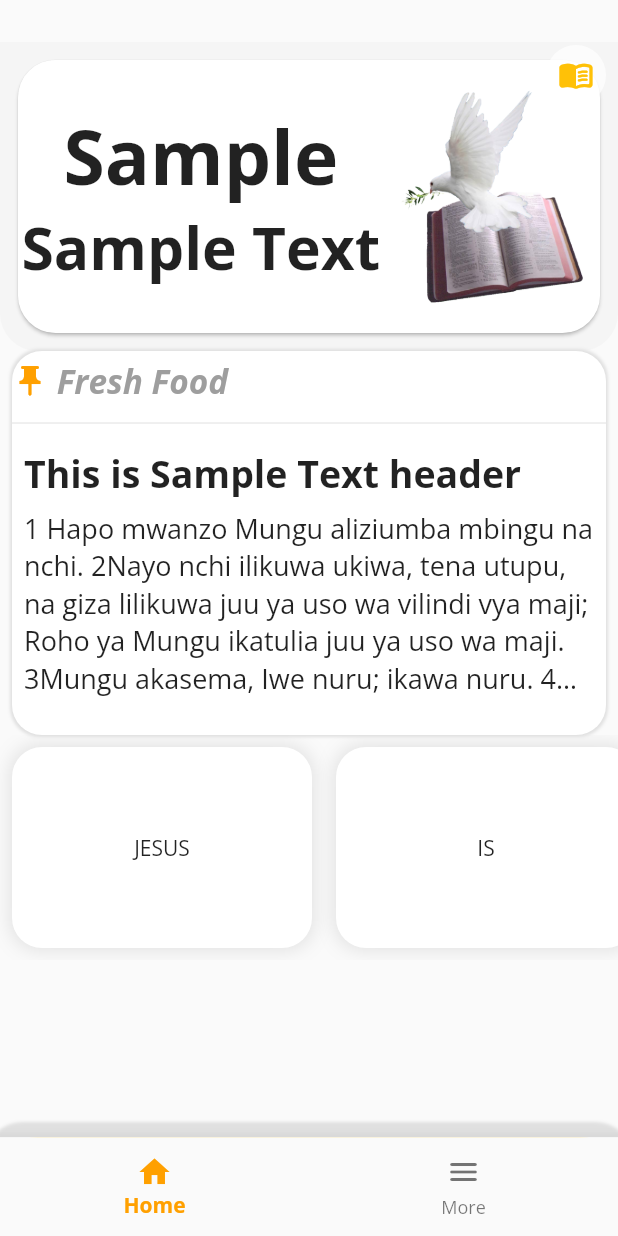
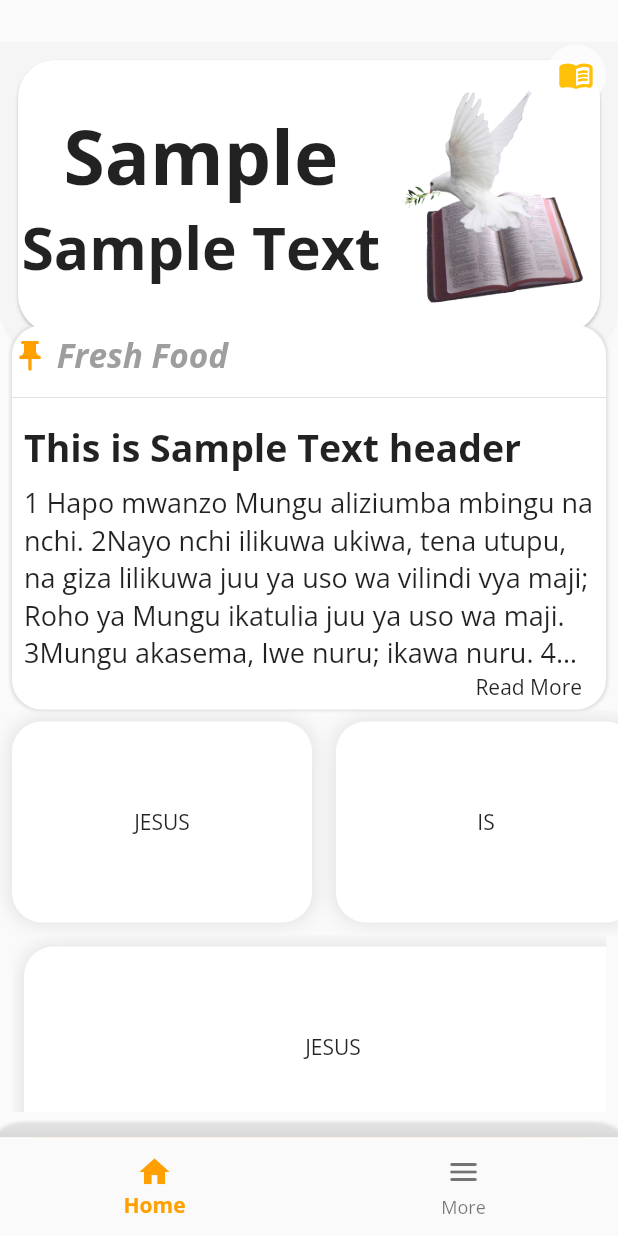
Before and after one commit to eliyajoseph7/mfc-app, a Flutter app: the screen it shows after launch, on a phone screen of 412 x 824 dp. Run offline on Flutter 3.47's test engine with Material 2 defaults, Android fonts, the phone set to English and light mode, and no system bars; our stand-ins replace modal_bottom_sheet.

Commit message:
new features added

```diff
--- a/mfcapp/lib/screens/home.dart
+++ b/mfcapp/lib/screens/home.dart
@@ -2,6 +2,7 @@
 import 'package:flutter/src/foundation/key.dart';
 import 'package:flutter/src/widgets/framework.dart';
 import 'package:flutter/widgets.dart';
+import 'package:modal_bottom_sheet/modal_bottom_sheet.dart';
 
 class HomePage extends StatefulWidget {
   const HomePage({Key? key}) : super(key: key);
@@ -101,21 +102,9 @@
                     ),
                   ),
                 ),
-                const Positioned(
-                  top: 2,
-                  right: 8,
-                  child: CircleAvatar(
-                    backgroundColor: Colors.white70,
-                    child: Icon(
-                      Icons.menu_book_rounded,
-                      color: Colors.amber,
-                    ),
-                  ),
-                ),
-              ],
-            ),
-          ),
-          SizedBox(
+                Padding(
+                  padding: EdgeInsets.only(top: topContainerHeight - 17),
+                  child: SizedBox(
                     height: listHeight,
                     child: ListView(
                       physics: const BouncingScrollPhysics(),
@@ -141,8 +130,8 @@
                                   children: [
                                     FittedBox(
                                       child: Padding(
-                                padding:
-                                    const EdgeInsets.symmetric(vertical: 8.0),
+                                        padding: const EdgeInsets.symmetric(
+                                            vertical: 8.0),
                                         child: Icon(
                                           Icons.push_pin,
                                           color: Colors.amber[700],
@@ -169,9 +158,10 @@
                                 SizedBox(
                                   height: 200,
                                   child: Column(
-                            crossAxisAlignment: CrossAxisAlignment.start,
-                            children: const [
-                              FittedBox(
+                                    crossAxisAlignment:
+                                        CrossAxisAlignment.start,
+                                    children: [
+                                      const FittedBox(
                                         fit: BoxFit.fitHeight,
                                         child: Padding(
                                           padding: EdgeInsets.all(8.0),
@@ -185,14 +175,39 @@
                                         ),
                                       ),
                                       Expanded(
+                                        child: GestureDetector(
+                                          onTap: () {
+                                            _showModalBottomSheet(
+                                                context, topContainerHeight);
+                                          },
                                           child: Padding(
-                                  padding: EdgeInsets.symmetric(horizontal: 8.0),
-                                  child: Text(
+                                            padding: const EdgeInsets.symmetric(
+                                                horizontal: 8.0),
+                                            child: Column(
+                                              children: [
+                                                const Text(
                                                   '''1 Hapo mwanzo Mungu aliziumba mbingu na nchi. 2Nayo nchi ilikuwa ukiwa, tena utupu, na giza lilikuwa juu ya uso wa vilindi vya maji; Roho ya Mungu ikatulia juu ya uso wa maji. 3Mungu akasema, Iwe nuru; ikawa nuru. 4Mungu akaiona nuru, ya kuwa ni njema; Mungu akatenga nuru na giza. 5Mungu akaiita nuru Mchana, na giza akaliita Usiku. Ikawa jioni ikawa asubuhi, siku moja.''',
-                                    style: TextStyle(fontSize: 18),
+                                                  style:
+                                                      TextStyle(fontSize: 18),
                                                   softWrap: true,
-                                    overflow: TextOverflow.ellipsis,
+                                                  overflow:
+                                                      TextOverflow.ellipsis,
                                                   maxLines: 5,
+                                                ),
+                                                Row(
+                                                  mainAxisAlignment:
+                                                      MainAxisAlignment.end,
+                                                  children: const [
+                                                    Padding(
+                                                      padding:
+                                                          EdgeInsets.symmetric(
+                                                              horizontal: 8.0),
+                                                      child: Text('Read More'),
+                                                    ),
+                                                  ],
+                                                )
+                                              ],
+                                            ),
                                           ),
                                         ),
                                       ),
@@ -265,11 +280,76 @@
                             ],
                           ),
                         ),
+                        Padding(
+                          padding: const EdgeInsets.symmetric(horizontal: 8.0),
+                          child: SizedBox(
+                            width: MediaQuery.of(context).size.width,
+                            height: 150,
+                            child: ListView(
+                              shrinkWrap: true,
+                              physics: const BouncingScrollPhysics(),
+                              scrollDirection: Axis.horizontal,
+                              children: [
+                                Padding(
+                                  padding: const EdgeInsets.all(8.0),
+                                  child: Container(
+                                    height: 50,
+                                    width: MediaQuery.of(context).size.width,
+                                    decoration: BoxDecoration(
+                                        boxShadow: [
+                                          BoxShadow(
+                                              color: Colors.grey.shade300,
+                                              spreadRadius: 1,
+                                              blurRadius: 10)
+                                        ],
+                                        borderRadius: BorderRadius.circular(20),
+                                        color: Colors.white),
+                                    child: const Center(child: Text('JESUS')),
+                                  ),
+                                ),
                               ],
                             ),
-          )
+                          ),
+                        ),
+                      ],
+                    ),
+                  ),
+                ),
+                const Positioned(
+                  top: 2,
+                  right: 8,
+                  child: CircleAvatar(
+                    backgroundColor: Colors.white70,
+                    child: Icon(
+                      Icons.menu_book_rounded,
+                      color: Colors.amber,
+                    ),
+                  ),
+                ),
+              ],
+            ),
+          ),
         ],
       ),
     );
   }
+
+  _showModalBottomSheet(context, topHeight) {
+    showMaterialModalBottomSheet(
+        context: context,
+        elevation: 10,
+        shape: const RoundedRectangleBorder(
+            borderRadius: BorderRadius.only(
+          topLeft: Radius.circular(25),
+          topRight: Radius.circular(25),
+        )),
+        builder: (BuildContext context) {
+          return SingleChildScrollView(
+            controller: ModalScrollController.of(context),
+            child: Container(
+              height: MediaQuery.of(context).size.height - topHeight,
+            ),
+          );
+        });
   }
+}
--- a/mfcapp/lib/screens/more.dart
+++ b/mfcapp/lib/screens/more.dart
@@ -1,3 +1,4 @@
+import 'package:flutter/material.dart';
 import 'package:flutter/src/foundation/key.dart';
 import 'package:flutter/src/widgets/framework.dart';
 import 'package:flutter/widgets.dart';
@@ -12,6 +13,6 @@
 class _MorePageState extends State<MorePage> {
   @override
   Widget build(BuildContext context) {
-    return Container();
+    return Scaffold();
   }
 }
```
Lines whose indentation alone changed are shown as unchanged.
